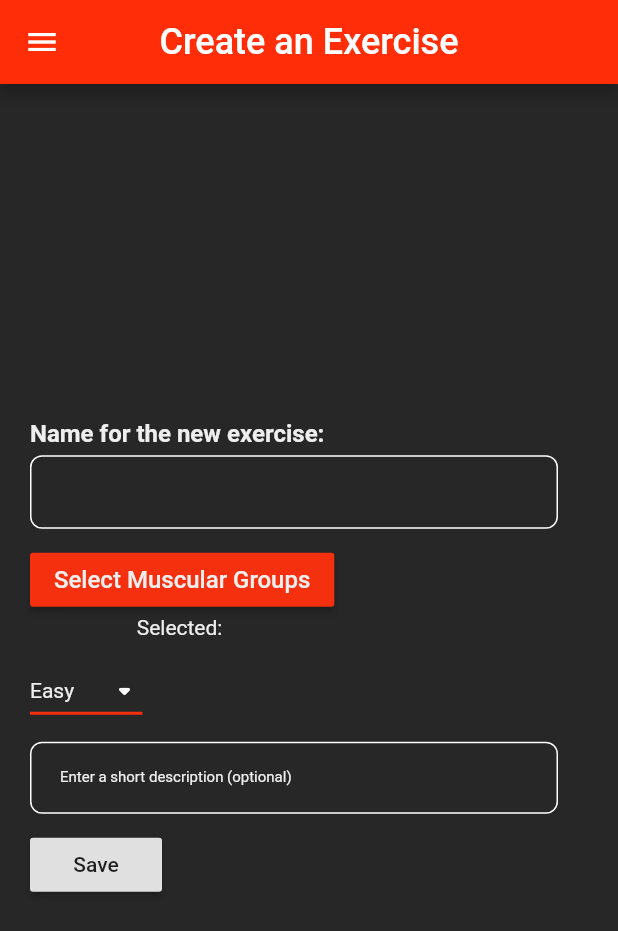
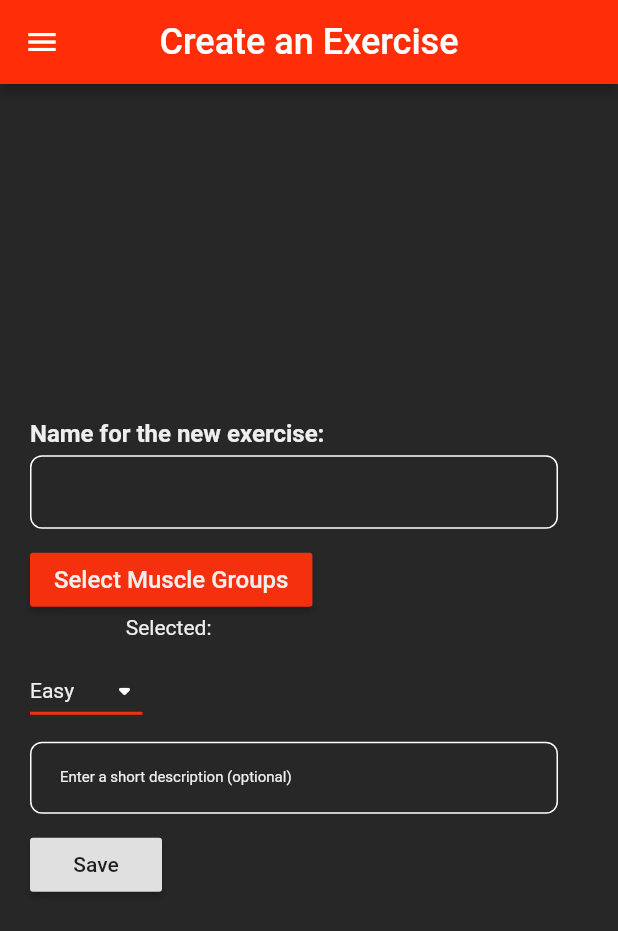
Before and after one commit to marc-doblefilo/feeltheburn-frontend, a Flutter app: the CreateExerciseScreen screen opened directly, on a phone screen of 412 x 824 dp. Shown: the top 931 px of the screen. Run offline on Flutter 3.47's test engine with Material 2 defaults, Android fonts, the phone set to English and light mode, and no system bars; our stand-ins replace cloud_firestore, firebase_core; accounts and stored records are empty; Roboto replaces fonts that are missing (Cairo).

Commit message:
Create Programs Page & Program widget

```diff
--- a/lib/models/exercise.dart
+++ b/lib/models/exercise.dart
@@ -1,10 +1,10 @@
 class Exercise {
   String name;
-  List<dynamic> muscularGroup;
+  List<dynamic> muscleGroups;
   String difficulty;
   String description;
 
-  Exercise(this.name, this.muscularGroup, this.difficulty,
+  Exercise(this.name, this.muscleGroups, this.difficulty,
       this.description);
 
 
--- a/lib/ui/pages/create-exercise.page.dart
+++ b/lib/ui/pages/create-exercise.page.dart
@@ -12,7 +12,7 @@ class CreateExerciseScreen extends StatefulWidget {
 }
 
 class _CreateExerciseScreenState extends State<CreateExerciseScreen> {
-  final List<String> muscularGroups = [
+  final List<String> muscleGroups = [
     "Full Body",
     "Triceps",
     "Chest",
@@ -30,7 +30,7 @@ class _CreateExerciseScreenState extends State<CreateExerciseScreen> {
     "Lumbar",
     "Obliques"
   ];
-  List<String> selectedMuscularGroups = [];
+  List<String> selectedMuscleGroups = [];
 
   String selectedDifficulty = "Easy";
 
@@ -41,14 +41,14 @@ class _CreateExerciseScreenState extends State<CreateExerciseScreen> {
           //Here we will build the content of the dialog
           return AlertDialog(
             backgroundColor: BackgroundColor,
-            title: Text("Select Muscular Groups",
+            title: Text("Select Muscle Groups",
             style: TextStyle(
               color: TextColor,
             ),),
-            content: MultiSelectChip(muscularGroups,
+            content: MultiSelectChip(muscleGroups,
                 onSelectionChanged: (selectedList) {
               setState(() {
-                selectedMuscularGroups = selectedList;
+                selectedMuscleGroups = selectedList;
               });
             }),
             actions: <Widget>[
@@ -122,7 +122,7 @@ class _CreateExerciseScreenState extends State<CreateExerciseScreen> {
       children: <Widget>[
         RaisedButton(
           child: Text(
-            "Select Muscular Groups",
+            "Select Muscle Groups",
             style: TextStyle(
               fontSize: 16.0,
               color: TextColor,
@@ -132,7 +132,7 @@ class _CreateExerciseScreenState extends State<CreateExerciseScreen> {
           onPressed: () => _showReportDialog(),
         ),
         Text(
-          "Selected: " + selectedMuscularGroups.join(", "),
+          "Selected: " + selectedMuscleGroups.join(", "),
           style: TextStyle(
             fontSize: 14.0,
             color: TextColor,
@@ -205,8 +205,7 @@ class _CreateExerciseScreenState extends State<CreateExerciseScreen> {
                             ? _validateNameEmpty = true
                             : _validateNameEmpty = false;
                         if(_validateNameEmpty != true) {
-                          print("[Ex] Working");
-                          Map <String,dynamic> data = {"name":_nameController.text,"muscularGroups":selectedMuscularGroups,"difficulty":selectedDifficulty,"description":_descriptionController.text};
+                          Map <String,dynamic> data = {"name":_nameController.text,"muscularGroups":selectedMuscleGroups,"difficulty":selectedDifficulty,"description":_descriptionController.text};
                           FirebaseFirestore.instance.collection("exercises").add(data);
                           showDialog(
                             context: context,
--- a/lib/ui/widget/main-drawer.widget.dart
+++ b/lib/ui/widget/main-drawer.widget.dart
@@ -4,6 +4,7 @@ import 'package:flutter/rendering.dart';
 import 'package:feeltheburn/ui/pages/create-exercise.page.dart';
 import 'package:feeltheburn/ui/pages/list-exercises.page.dart';
 import 'package:feeltheburn/ui/pages/main.page.dart';
+import 'package:feeltheburn/ui/pages/list-programs.page.dart';
 
 Widget mainDrawer(BuildContext context, int _selectedIndex) {
 
@@ -93,6 +94,28 @@ Widget mainDrawer(BuildContext context, int _selectedIndex) {
           _divisor,
 
           ListTile(
+            title: Text(
+              "Programs",
+              style: TextStyle(
+                color: TextColor,
+                fontSize: 18.0,
+              ),
+            ),
+            tileColor: BackgroundColor,
+            selected: _selectedIndex == 3,
+            selectedTileColor: SelectedButtonBackgroundColor,
+            onTap: () {
+              Navigator.pushReplacement(
+                context,
+                MaterialPageRoute(builder: (context) => ListProgramsPage()),
+              );
+
+            },
+          ),
+
+          _divisor,
+
+          ListTile(
             title: Text('v0.0.2',
               style: TextStyle(
                 color: TextColor,
--- a/pubspec.yaml
+++ b/pubspec.yaml
@@ -54,6 +54,7 @@ flutter:
   # To add assets to your application, add an assets section, like this:
   assets:
     - assets/
+    - assets/program/
 
   # An image asset can refer to one or more resolution-specific "variants", see
   # https://flutter.dev/assets-and-images/#resolution-aware.
```
Also changed, not shown: lib/models/program.dart (+8 -4 lines), lib/ui/pages/list-programs.page.dart (added, +50 -0 lines), lib/ui/widget/program-box.widget.dart (added, +87 -0 lines), assets/program/hypertrophy.jpg (added).
